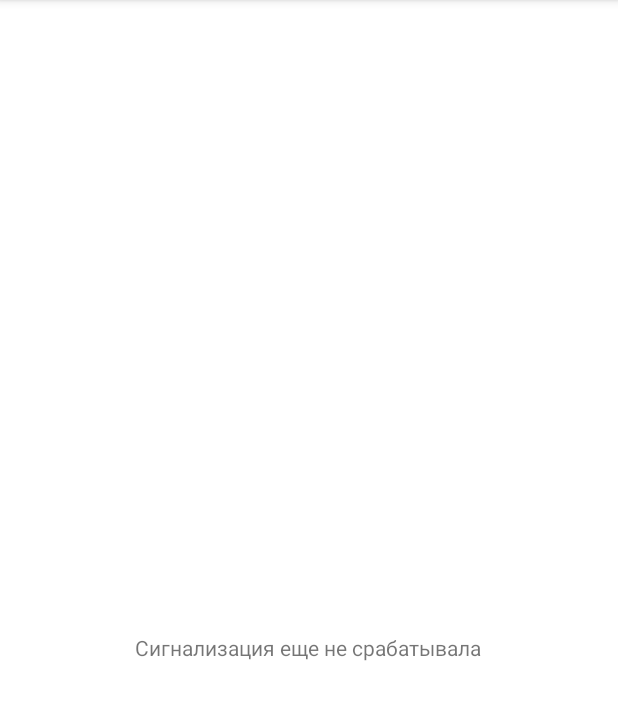
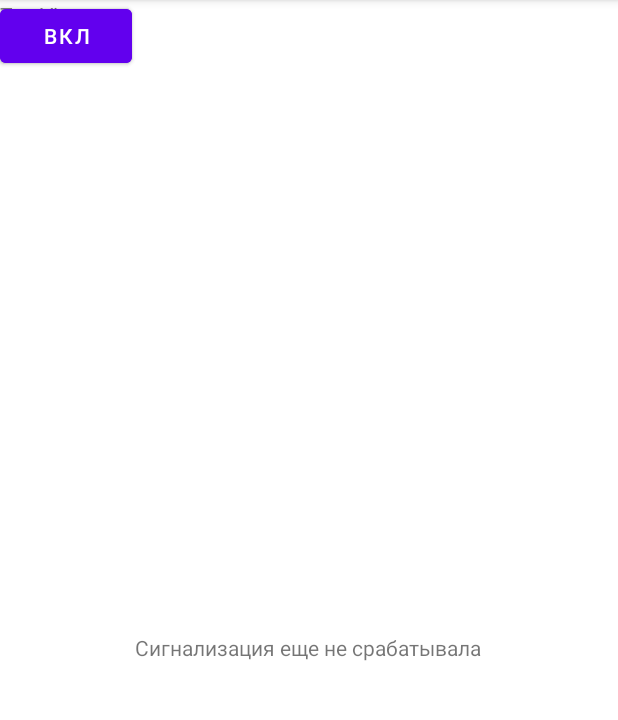
Before and after one commit to Nikita-080/IoT, an Android app: the screen it shows after launch (MainActivity), on a phone screen of 412 x 824 dp, the part 84-804 px from its top. Run offline under Robolectric (Android 15) with nearby library versions, the phone set to English and light mode, and no system bars.

Commit message:
add on/off buttons

```diff
--- a/mobile/app/src/main/java/com/example/iotapplication/MainActivity.java
+++ b/mobile/app/src/main/java/com/example/iotapplication/MainActivity.java
@@ -13,12 +13,16 @@ import android.app.NotificationManager;
 import android.os.AsyncTask;
 import android.os.Build;
 import android.os.Bundle;
+import android.view.View;
+import android.widget.Button;
 import android.widget.TextView;
 
 public class MainActivity extends AppCompatActivity {
 
     int id=100;
     TextView tv;
+    Button btn_on;
+    Button btn_off;
 
     @Override
     protected void onCreate(Bundle savedInstanceState) {
@@ -26,6 +30,22 @@ public class MainActivity extends AppCompatActivity {
         setContentView(R.layout.activity_main);
 
         tv=findViewById(R.id.textView);
+        btn_on = findViewById(R.id.button2);
+        btn_off = findViewById(R.id.button);
+
+        btn_on.setOnClickListener(new View.OnClickListener() {
+            @Override
+            public void onClick(View v) {
+                new OnOffSender().execute("on");
+            }
+        });
+
+        btn_off.setOnClickListener(new View.OnClickListener() {
+            @Override
+            public void onClick(View v) {
+                new OnOffSender().execute("off");
+            }
+        });
 
         createNotificationChannel();
 
@@ -46,13 +66,36 @@ public class MainActivity extends AppCompatActivity {
         }
     }
 
+    class OnOffSender extends AsyncTask<String, Void, Void> {
+        @Override
+        protected Void doInBackground(String... strings) {
+            try {
+                URL url = new URL("http://192.168.43.42:8080");
+                HttpURLConnection con = (HttpURLConnection) url.openConnection();
+                con.setRequestMethod("POST");
+                con.setRequestProperty("Content-Type", "text/html");
+                con.setDoOutput(true);
+
+                DataOutputStream dStream = new DataOutputStream(con.getOutputStream());
+                dStream.writeBytes(strings[0]);
+                dStream.flush();
+                dStream.close();
+
+            } catch (Exception e) {
+                //TODO
+            }
+            return null;
+        }
+    }
+
+
     class RequestSender extends AsyncTask<Void, String, Void> {
         @Override
         protected Void doInBackground(Void... voids)
         {
             while (true) {
                 String data = "";
-                try { //http://192.168.43.211:8080
+                try {
                     URL url = new URL("http://192.168.43.42:8080");
                     HttpURLConnection con = (HttpURLConnection) url.openConnection();
                     con.setRequestMethod("GET");
--- a/mobile/app/src/main/res/layout/activity_main.xml
+++ b/mobile/app/src/main/res/layout/activity_main.xml
@@ -18,4 +18,28 @@
         app:layout_constraintTop_toTopOf="parent"
         app:layout_constraintVertical_bias="0.564" />
 
+    <TextView
+        android:id="@+id/textView2"
+        android:layout_width="wrap_content"
+        android:layout_height="wrap_content"
+        android:text="TextView"
+        tools:layout_editor_absoluteX="30dp"
+        tools:layout_editor_absoluteY="16dp" />
+
+    <Button
+        android:id="@+id/button"
+        android:layout_width="wrap_content"
+        android:layout_height="wrap_content"
+        android:text="ВЫКЛ"
+        tools:layout_editor_absoluteX="158dp"
+        tools:layout_editor_absoluteY="341dp" />
+
+    <Button
+        android:id="@+id/button2"
+        android:layout_width="wrap_content"
+        android:layout_height="wrap_content"
+        android:text="ВКЛ"
+        tools:layout_editor_absoluteX="158dp"
+        tools:layout_editor_absoluteY="286dp" />
+
 </androidx.constraintlayout.widget.ConstraintLayout>
```
